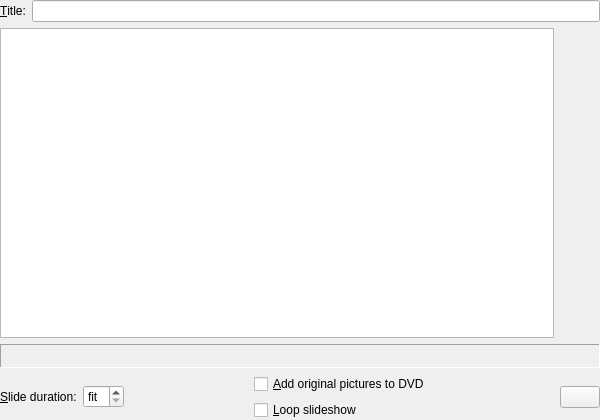
Before: the Qt Designer form plugins/slideshow/slideshowproperties.ui in google-code-export/kmediafactory, drawn with Qt 5.
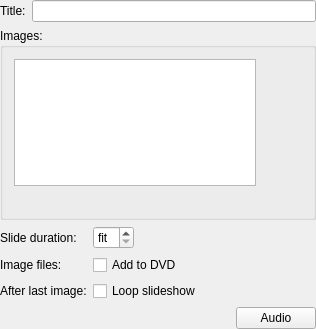
After: the same form once the commit is applied. Custom widgets are drawn as their Qt base class.

Diff of the .ui file:
```diff
--- a/plugins/slideshow/slideshowproperties.ui
+++ b/plugins/slideshow/slideshowproperties.ui
@@ -1,109 +1,92 @@
 <ui version="4.0" >
  <class>SlideshowProperties</class>
- <widget class="QWidget" name="SlideshowProperties" >
-  <property name="geometry" >
+ <widget class="QWidget" name="SlideshowProperties">
+  <property name="geometry">
    <rect>
     <x>0</x>
     <y>0</y>
-    <width>600</width>
-    <height>420</height>
+    <width>316</width>
+    <height>329</height>
    </rect>
   </property>
   <property name="windowTitle" >
    <string>Slideshow properties</string>
   </property>
-  <layout class="QVBoxLayout" >
-   <property name="spacing" >
-    <number>-1</number>
-   </property>
-   <property name="leftMargin" >
+  <layout class="QGridLayout" name="gridLayout_2">
+   <property name="margin">
     <number>0</number>
    </property>
-   <property name="topMargin" >
-    <number>0</number>
-   </property>
-   <property name="rightMargin" >
-    <number>0</number>
-   </property>
-   <property name="bottomMargin" >
-    <number>0</number>
-   </property>
-   <item>
-    <layout class="QHBoxLayout" >
-     <property name="spacing" >
-      <number>6</number>
-     </property>
-     <property name="leftMargin" >
-      <number>0</number>
-     </property>
-     <property name="topMargin" >
-      <number>0</number>
-     </property>
-     <property name="rightMargin" >
-      <number>0</number>
-     </property>
-     <property name="bottomMargin" >
-      <number>0</number>
-     </property>
-     <item>
-      <widget class="QLabel" name="titleLabel" >
-       <property name="text" >
-        <string>&amp;Title:</string>
-       </property>
-       <property name="wordWrap" >
-        <bool>false</bool>
-       </property>
-       <property name="buddy" >
+   <item row="0" column="0" colspan="2">
+    <layout class="QFormLayout" name="formLayout">
+     <item row="0" column="0">
+      <widget class="QLabel" name="label">
+       <property name="text">
+        <string>Title:</string>
+       </property>
+       <property name="buddy">
         <cstring>titleEdit</cstring>
        </property>
       </widget>
      </item>
-     <item>
-      <widget class="QLineEdit" name="titleEdit" />
+     <item row="0" column="1">
+      <widget class="QLineEdit" name="titleEdit"/>
      </item>
     </layout>
    </item>
-   <item>
-    <layout class="QHBoxLayout" >
-     <property name="spacing" >
-      <number>6</number>
+   <item row="1" column="0" colspan="2">
+    <widget class="QGroupBox" name="groupBox">
+     <property name="title">
+      <string>Images:</string>
      </property>
-     <property name="leftMargin" >
-      <number>0</number>
-     </property>
-     <property name="topMargin" >
-      <number>0</number>
-     </property>
-     <property name="rightMargin" >
-      <number>0</number>
-     </property>
-     <property name="bottomMargin" >
-      <number>0</number>
-     </property>
-     <item>
-      <widget class="QTreeView" name="slideListView" >
-      </widget>
-     </item>
-     <item>
-      <layout class="QVBoxLayout" >
-       <property name="spacing" >
+     <layout class="QGridLayout" name="gridLayout">
+      <item row="0" column="0">
+       <widget class="QTreeView" name="slideListView">
+        <property name="sizePolicy">
+         <sizepolicy hsizetype="Expanding" vsizetype="Preferred">
+          <horstretch>0</horstretch>
+          <verstretch>0</verstretch>
+         </sizepolicy>
+        </property>
+        <property name="rootIsDecorated">
+         <bool>false</bool>
+        </property>
+        <property name="itemsExpandable">
+         <bool>false</bool>
+        </property>
+        <property name="allColumnsShowFocus">
+         <bool>true</bool>
+        </property>
+        <property name="wordWrap">
+         <bool>true</bool>
+        </property>
+        <property name="expandsOnDoubleClick">
+         <bool>false</bool>
+        </property>
+        <attribute name="headerDefaultSectionSize">
+         <number>84</number>
+        </attribute>
+        <attribute name="headerMinimumSectionSize">
+         <number>16</number>
+        </attribute>
+        <attribute name="headerDefaultSectionSize">
+         <number>84</number>
+        </attribute>
+        <attribute name="headerMinimumSectionSize">
+         <number>16</number>
+        </attribute>
+       </widget>
+      </item>
+      <item row="0" column="1">
+       <layout class="QVBoxLayout">
+        <property name="spacing">
         <number>6</number>
        </property>
-       <property name="leftMargin" >
-        <number>0</number>
-       </property>
-       <property name="topMargin" >
-        <number>0</number>
-       </property>
-       <property name="rightMargin" >
-        <number>0</number>
-       </property>
-       <property name="bottomMargin" >
+        <property name="margin">
         <number>0</number>
        </property>
        <item>
-        <widget class="KPushButton" name="addButton" >
-         <property name="toolTip" >
+         <widget class="KPushButton" name="addButton">
+          <property name="toolTip">
           <string>Add (Alt+ Insert)</string>
          </property>
          <property name="text" >
@@ -118,8 +101,8 @@
         </widget>
        </item>
        <item>
-        <widget class="KPushButton" name="removeButton" >
-         <property name="toolTip" >
+         <widget class="KPushButton" name="removeButton">
+          <property name="toolTip">
           <string>Remove (Alt + Delete)</string>
          </property>
          <property name="text" >
@@ -150,8 +133,8 @@
         </spacer>
        </item>
        <item>
-        <widget class="KPushButton" name="upButton" >
-         <property name="toolTip" >
+         <widget class="KPushButton" name="upButton">
+          <property name="toolTip">
           <string>Move up (Alt + Up)</string>
          </property>
          <property name="text" >
@@ -166,8 +149,8 @@
         </widget>
        </item>
        <item>
-        <widget class="KPushButton" name="downButton" >
-         <property name="toolTip" >
+         <widget class="KPushButton" name="downButton">
+          <property name="toolTip">
           <string>Move down (Alt + Down)</string>
          </property>
          <property name="text" >
@@ -183,35 +166,9 @@
        </item>
       </layout>
      </item>
-    </layout>
-   </item>
-   <item>
-    <widget class="QFrame" name="frame3" >
-     <property name="frameShape" >
-      <enum>QFrame::Panel</enum>
-     </property>
-     <property name="frameShadow" >
-      <enum>QFrame::Sunken</enum>
-     </property>
-     <layout class="QHBoxLayout" >
-      <property name="spacing" >
-       <number>6</number>
-      </property>
-      <property name="leftMargin" >
-       <number>4</number>
-      </property>
-      <property name="topMargin" >
-       <number>4</number>
-      </property>
-      <property name="rightMargin" >
-       <number>4</number>
-      </property>
-      <property name="bottomMargin" >
-       <number>4</number>
-      </property>
-      <item>
-       <widget class="QLabel" name="infoLabel" >
-        <property name="text" >
+      <item row="1" column="0" colspan="2">
+       <widget class="QLabel" name="infoLabel">
+        <property name="text">
          <string/>
         </property>
         <property name="wordWrap" >
@@ -222,52 +179,23 @@
      </layout>
     </widget>
    </item>
-   <item>
-    <layout class="QHBoxLayout" >
-     <property name="spacing" >
-      <number>6</number>
+   <item row="2" column="0" colspan="2">
+    <layout class="QFormLayout" name="formLayout_3">
+     <property name="fieldGrowthPolicy">
+      <enum>QFormLayout::ExpandingFieldsGrow</enum>
      </property>
-     <property name="leftMargin" >
-      <number>0</number>
-     </property>
-     <property name="topMargin" >
-      <number>0</number>
-     </property>
-     <property name="rightMargin" >
-      <number>0</number>
-     </property>
-     <property name="bottomMargin" >
-      <number>0</number>
-     </property>
-     <item>
-      <layout class="QHBoxLayout" >
-       <property name="spacing" >
-        <number>6</number>
-       </property>
-       <property name="leftMargin" >
-        <number>0</number>
-       </property>
-       <property name="topMargin" >
-        <number>0</number>
-       </property>
-       <property name="rightMargin" >
-        <number>0</number>
-       </property>
-       <property name="bottomMargin" >
-        <number>0</number>
-       </property>
-       <item>
-        <widget class="QLabel" name="textLabel1" >
-         <property name="sizePolicy" >
-          <sizepolicy vsizetype="Preferred" hsizetype="Preferred" >
+     <item row="0" column="0">
+      <widget class="QLabel" name="textLabel1">
+       <property name="sizePolicy">
+        <sizepolicy hsizetype="Preferred" vsizetype="Preferred">
            <horstretch>0</horstretch>
            <verstretch>0</verstretch>
           </sizepolicy>
          </property>
-         <property name="text" >
-          <string>&amp;Slide duration:</string>
-         </property>
-         <property name="wordWrap" >
+       <property name="text">
+        <string>Slide duration:</string>
+       </property>
+       <property name="wordWrap">
           <bool>false</bool>
          </property>
          <property name="buddy" >
@@ -275,10 +203,10 @@
          </property>
         </widget>
        </item>
-       <item>
-        <widget class="QSpinBox" name="durationSpinBox" >
-         <property name="sizePolicy" >
-          <sizepolicy vsizetype="Fixed" hsizetype="Preferred" >
+     <item row="0" column="1">
+      <widget class="QSpinBox" name="durationSpinBox">
+       <property name="sizePolicy">
+        <sizepolicy hsizetype="Preferred" vsizetype="Fixed">
            <horstretch>0</horstretch>
            <verstretch>0</verstretch>
           </sizepolicy>
@@ -291,44 +219,9 @@
          </property>
         </widget>
        </item>
-      </layout>
-     </item>
-     <item>
-      <spacer>
-       <property name="orientation" >
-        <enum>Qt::Horizontal</enum>
-       </property>
-       <property name="sizeType" >
-        <enum>QSizePolicy::Expanding</enum>
-       </property>
-       <property name="sizeHint" >
-        <size>
-         <width>53</width>
-         <height>20</height>
-        </size>
-       </property>
-      </spacer>
-     </item>
-     <item>
-      <layout class="QVBoxLayout" >
-       <property name="spacing" >
-        <number>6</number>
-       </property>
-       <property name="leftMargin" >
-        <number>0</number>
-       </property>
-       <property name="topMargin" >
-        <number>0</number>
-       </property>
-       <property name="rightMargin" >
-        <number>0</number>
-       </property>
-       <property name="bottomMargin" >
-        <number>0</number>
-       </property>
-       <item>
-        <widget class="QCheckBox" name="addOriginalsCheckBox" >
-         <property name="enabled" >
+     <item row="1" column="1">
+      <widget class="QCheckBox" name="addOriginalsCheckBox">
+       <property name="enabled">
           <bool>true</bool>
          </property>
          <property name="sizePolicy" >
@@ -337,17 +230,17 @@
            <verstretch>0</verstretch>
           </sizepolicy>
          </property>
-         <property name="text" >
-          <string>&amp;Add original pictures to DVD</string>
-         </property>
-         <property name="shortcut" >
+       <property name="text">
+        <string>Add to DVD</string>
+       </property>
+       <property name="shortcut">
           <string>Alt+A</string>
          </property>
         </widget>
        </item>
-       <item>
-        <widget class="QCheckBox" name="loopCheckBox" >
-         <property name="enabled" >
+     <item row="2" column="1">
+      <widget class="QCheckBox" name="loopCheckBox">
+       <property name="enabled">
           <bool>true</bool>
          </property>
          <property name="sizePolicy" >
@@ -356,45 +249,60 @@
            <verstretch>0</verstretch>
           </sizepolicy>
          </property>
-         <property name="text" >
-          <string>&amp;Loop slideshow</string>
-         </property>
-         <property name="shortcut" >
+       <property name="text">
+        <string>Loop slideshow</string>
+       </property>
+       <property name="shortcut">
           <string>Alt+L</string>
          </property>
         </widget>
        </item>
-      </layout>
-     </item>
-     <item>
-      <spacer>
-       <property name="orientation" >
+     <item row="1" column="0">
+      <widget class="QLabel" name="label_2">
+       <property name="text">
+        <string>Image files:</string>
+       </property>
+       <property name="buddy">
+        <cstring>addOriginalsCheckBox</cstring>
+       </property>
+      </widget>
+     </item>
+     <item row="2" column="0">
+      <widget class="QLabel" name="label_3">
+       <property name="text">
+        <string>After last image:</string>
+       </property>
+       <property name="buddy">
+        <cstring>loopCheckBox</cstring>
+       </property>
+      </widget>
+     </item>
+    </layout>
+   </item>
+   <item row="3" column="0">
+    <spacer name="horizontalSpacer">
+     <property name="orientation">
         <enum>Qt::Horizontal</enum>
        </property>
-       <property name="sizeType" >
-        <enum>QSizePolicy::Expanding</enum>
-       </property>
-       <property name="sizeHint" >
+     <property name="sizeHint" stdset="0">
         <size>
-         <width>52</width>
+       <width>227</width>
          <height>20</height>
         </size>
        </property>
       </spacer>
      </item>
-     <item>
-      <widget class="KPushButton" name="audioButton" >
-       <property name="text" >
-        <string/>
+   <item row="3" column="1">
+    <widget class="KPushButton" name="audioButton">
+     <property name="text">
+      <string>Audio</string>
        </property>
       </widget>
      </item>
     </layout>
-   </item>
-  </layout>
  </widget>
- <layoutdefault spacing="6" margin="11" />
- <layoutfunction spacing="KDialog::spacingHint" margin="KDialog::marginHint" />
+ <layoutdefault spacing="6" margin="11"/>
+ <layoutfunction spacing="KDialog::spacingHint" margin="KDialog::marginHint"/>
  <pixmapfunction>BTN_ICON</pixmapfunction>
  <customwidgets>
   <customwidget>
```
Left out of the diff: 53 changed lines with no effect on the pictures. Lines whose indentation alone changed are shown as unchanged.
